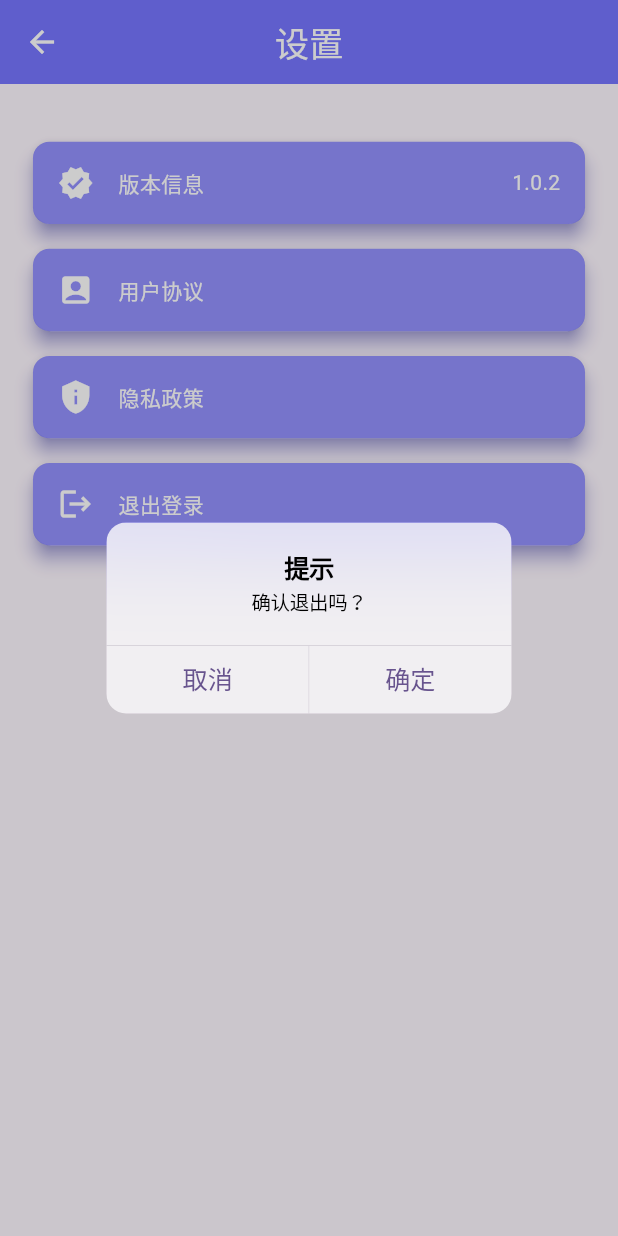
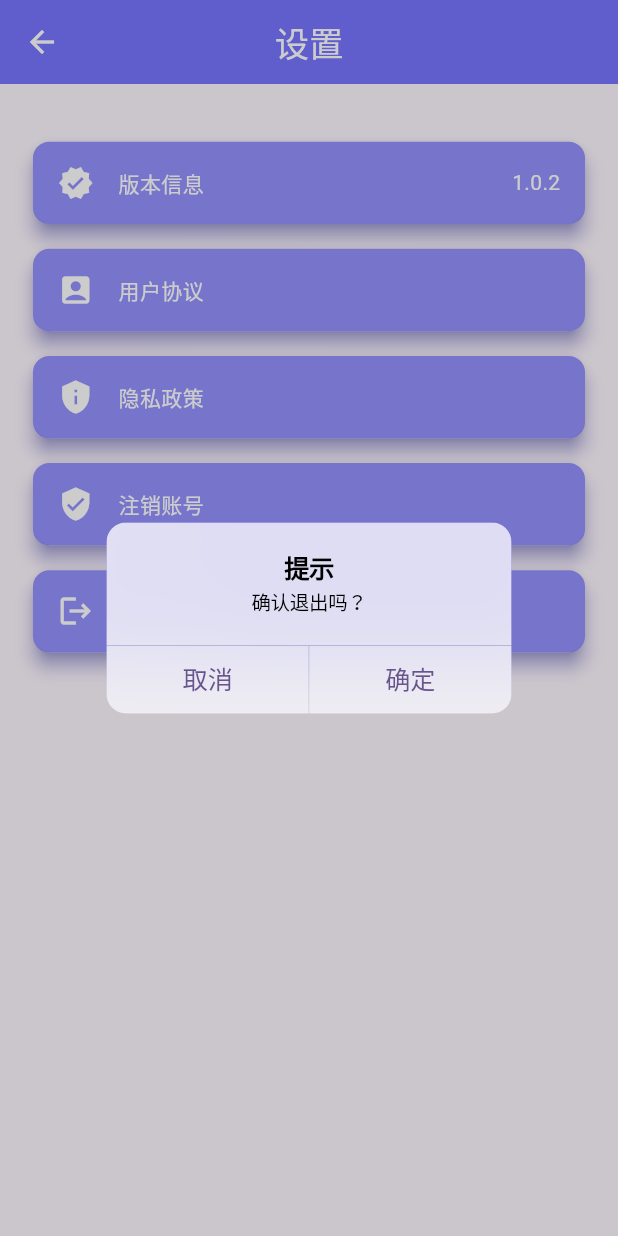
Before and after one commit to Cosyment/TubeSavely, a Flutter app: the SettingPage screen opened directly, after a tap on "退出登录", on a phone screen of 412 x 824 dp. Run offline on Flutter 3.47's test engine with Material 2 defaults, Android fonts, the phone set to English and light mode, and no system bars; our stand-ins replace animated_notch_bottom_bar, cached_network_image, chewie, dio, flutter_screenutil, fluttertoast and 13 more; missing offline and left inert: alipay_kit, common_utils, dart:ffi, ffmpeg_kit_flutter, fraction, in_app_purchase_android and 8 more; accounts and stored records are empty.

Commit message:
账号注销

```diff
--- a/lib/main.dart
+++ b/lib/main.dart
@@ -1,4 +1,5 @@
 import 'package:animated_notch_bottom_bar/animated_notch_bottom_bar/animated_notch_bottom_bar.dart';
+import 'package:common_utils/common_utils.dart';
 import 'package:downloaderx/pages/home_page.dart';
 import 'package:downloaderx/pages/mine_page.dart';
 import 'package:downloaderx/pages/push_stream_page.dart';
@@ -91,7 +92,7 @@ class _MainPageState extends State<MainPage> with WidgetsBindingObserver {
 
   getPaste() async {
     ClipboardData? data = await Clipboard.getData(Clipboard.kTextPlain);
-    if (data != null) {
+    if (!TextUtil.isEmpty(data?.text)) {
       showCupertinoDialog(
         barrierDismissible: true,
         context: context,
@@ -114,7 +115,7 @@ class _MainPageState extends State<MainPage> with WidgetsBindingObserver {
                       context,
                       MaterialPageRoute(
                           builder: (context) => VideoParePage(
-                                link: data.text,
+                                link: data?.text,
                               )));
                   Clipboard.setData(const ClipboardData(text: ''));
                 },
--- a/lib/pages/setting_page.dart
+++ b/lib/pages/setting_page.dart
@@ -1,18 +1,13 @@
 import 'package:downloaderx/constants/constant.dart';
-import 'package:downloaderx/pages/home_page.dart';
-import 'package:downloaderx/pages/login_page.dart';
 import 'package:downloaderx/pages/webview.dart';
 import 'package:downloaderx/utils/exit.dart';
-import 'package:downloaderx/widget/confirm_dialog.dart';
 import 'package:flutter/cupertino.dart';
 import 'package:flutter/material.dart';
 import 'package:flutter_screenutil/flutter_screenutil.dart';
 import 'package:package_info_plus/package_info_plus.dart';
+import 'package:shared_preferences/shared_preferences.dart';
 
 import '../constants/colors.dart';
-
-import 'package:shared_preferences/shared_preferences.dart';
-
 import '../utils/pub_method.dart';
 
 class SettingPage extends StatefulWidget {
@@ -56,9 +51,14 @@ class _SettingPageState extends State<SettingPage> {
       PubMethodUtils.getSharedPreferences("userId").then((value) {
         if (value != null) {
           itemList.add({
+            "icon": Icons.verified_user,
+            "title": "注销账号",
+            "type": 3,
+          });
+          itemList.add({
             "icon": Icons.logout,
             "title": "退出登录",
-            "type": 3,
+            "type": 4,
           });
         }
         setState(() {});
@@ -155,14 +155,14 @@ class _SettingPageState extends State<SettingPage> {
               url: Constant.privacyUrl,
             ),
           ));
-    } else if (type == 3) {
+    } else if (type == 3||type == 4) {
       showCupertinoDialog(
         barrierDismissible: true,
         context: context,
         builder: (context) {
           return CupertinoAlertDialog(
             title: Text("提示"),
-            content: Text("确认退出吗？"),
+            content: Text("确认${type==3?'注销':'退出'}吗？"),
             actions: [
               CupertinoDialogAction(
                 child: const Text("取消"),
```
Also changed, not shown: lib/pages/mine_page.dart (+5 -5 lines).
